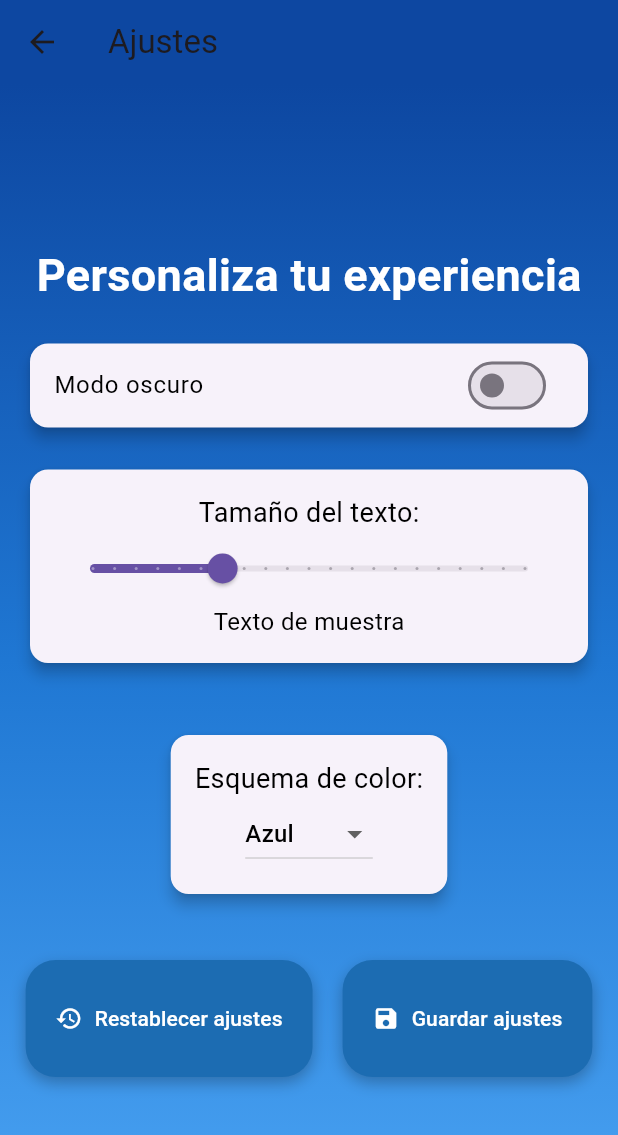
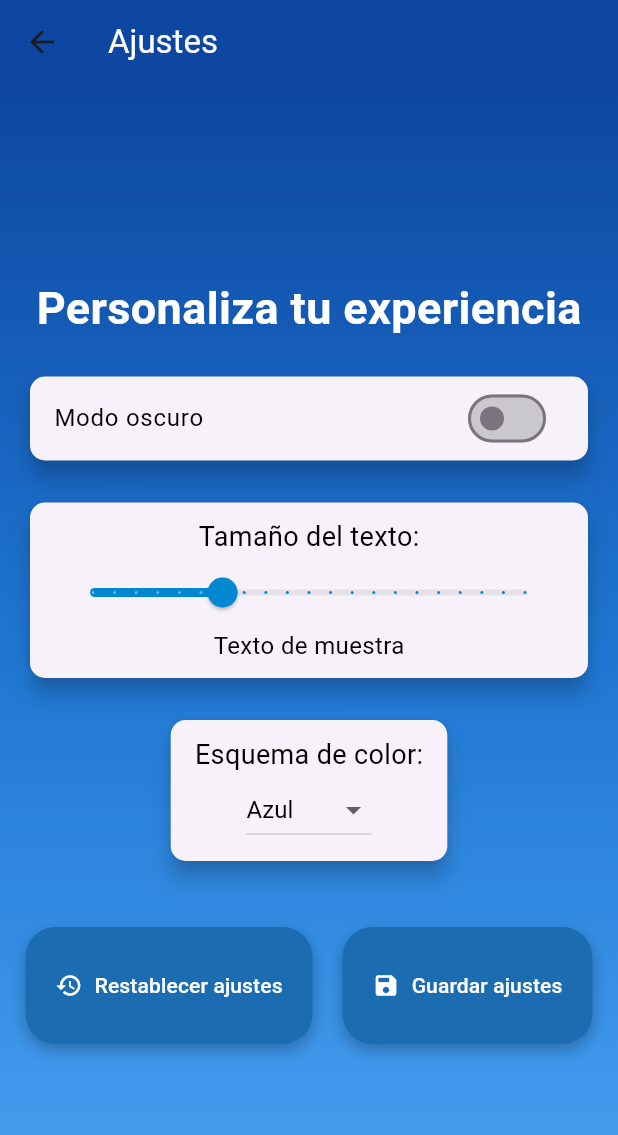
Before and after one commit to Jotaoesee/actividad3_app, a Flutter app: the Ajuste screen opened by its route, on a phone screen of 412 x 824 dp. Shown: the top 1135 px of the screen. Run offline on Flutter 3.47's test engine with Material 3 defaults, Android fonts, the light colour scheme and no system bars; our stand-ins replace cloud_firestore, firebase_auth, firebase_core, firebase_storage, font_awesome_flutter, geolocator and 1 more; missing offline and left inert: image_picker_web; accounts and stored records are empty.

Commit message:
hago cambios visuales en mi pantalla de inicio

```diff
--- a/lib/main.dart
+++ b/lib/main.dart
@@ -32,7 +32,7 @@ class MyApp extends StatelessWidget {
       ),
       initialRoute: '/splash', // Ruta inicial ahora es la pantalla Splash
       routes: {
-        '/splash': (context) => const Home(),
+        '/splash': (context) =>  Splash(),
         '/inicio': (context) => const InicioSesion(),
         '/registro': (context) => Registro(),
         '/home': (context) => const Home(),
--- a/lib/pantallas/ajuste.dart
+++ b/lib/pantallas/ajuste.dart
@@ -59,14 +59,14 @@ class _AjusteState extends State<Ajuste> {
         brightness: _modoOscuro ? Brightness.dark : Brightness.light,
         primaryColor: fondoColor,
         textTheme: TextTheme(
-          bodyMedium: TextStyle(color: textoColor),
+          bodyMedium: TextStyle(color: textoColor, fontFamily: 'Roboto'),
+          titleMedium: TextStyle(color: Colors.white, fontFamily: 'Roboto'),
         ),
       ),
       child: Scaffold(
         appBar: AppBar(
-          title: const Text("Ajustes"),
-          backgroundColor: fondoColor,
-        ),
+            title: const Text("Ajustes", style: TextStyle(color: Colors.white),),
+            backgroundColor: fondoColor),
         body: Container(
           decoration: BoxDecoration(
             gradient: LinearGradient(
@@ -83,41 +83,49 @@ class _AjusteState extends State<Ajuste> {
                 const Text(
                   'Personaliza tu experiencia',
                   style: TextStyle(
-                    fontSize: 30,
-                    fontWeight: FontWeight.bold,
-                    color: Colors.white,
+                      fontSize: 30,
+                      fontWeight: FontWeight.bold,
+                      color: Colors.white,
+                      fontFamily: 'Roboto'
                   ),
                 ),
                 const SizedBox(height: 20),
                 // Modo oscuro
                 Card(
+                  elevation: 6,
                   shape: RoundedRectangleBorder(
-                    borderRadius: BorderRadius.circular(12),
+                    borderRadius: BorderRadius.circular(10),
                   ),
-                  elevation: 4,
                   child: SwitchListTile(
                     title: Text(
                       'Modo oscuro',
-                      style: TextStyle(color: textoColor),
+                      style: TextStyle(color: textoColor, fontFamily: 'Roboto'),
                     ),
                     value: _modoOscuro,
                     onChanged: _cambiarTema,
+                    activeColor: const Color(0xFF0288D1),
+                    trackColor: MaterialStateProperty.resolveWith<Color>((states) {
+                      if (states.contains(MaterialState.selected)) {
+                        return const Color(0xFF0288D1).withOpacity(0.7);
+                      }
+                      return  Colors.grey.withOpacity(0.5);
+                    }),
                   ),
                 ),
                 const SizedBox(height: 20),
                 // Tamaño del texto
                 Card(
+                  elevation: 6,
                   shape: RoundedRectangleBorder(
-                    borderRadius: BorderRadius.circular(12),
+                    borderRadius: BorderRadius.circular(10),
                   ),
-                  elevation: 4,
                   child: Padding(
-                    padding: const EdgeInsets.all(16.0),
+                    padding: const EdgeInsets.symmetric(vertical: 10, horizontal: 16),
                     child: Column(
                       children: [
                         Text(
                           'Tamaño del texto:',
-                          style: TextStyle(fontSize: 18, color: textoColor),
+                          style: TextStyle(fontSize: 18, color: textoColor, fontFamily: 'Roboto'),
                         ),
                         Slider(
                           value: _tamanoTexto,
@@ -130,29 +138,31 @@ class _AjusteState extends State<Ajuste> {
                               _tamanoTexto = nuevoValor;
                             });
                           },
+                          activeColor: const Color(0xFF0288D1),
+                          thumbColor: const Color(0xFF0288D1),
                         ),
                         Text(
                           'Texto de muestra',
-                          style: TextStyle(fontSize: _tamanoTexto, color: textoColor),
+                          style: TextStyle(fontSize: _tamanoTexto, color: textoColor, fontFamily: 'Roboto'),
                         ),
                       ],
                     ),
                   ),
                 ),
-                const SizedBox(height: 40),
+                const SizedBox(height: 20),
                 // Esquema de color
                 Card(
+                  elevation: 6,
                   shape: RoundedRectangleBorder(
-                    borderRadius: BorderRadius.circular(12),
+                    borderRadius: BorderRadius.circular(10),
                   ),
-                  elevation: 4,
                   child: Padding(
-                    padding: const EdgeInsets.all(16.0),
+                    padding: const EdgeInsets.symmetric(vertical: 10, horizontal: 16),
                     child: Column(
                       children: [
                         Text(
                           'Esquema de color:',
-                          style: TextStyle(fontSize: 18, color: textoColor),
+                          style: TextStyle(fontSize: 18, color: textoColor, fontFamily: 'Roboto'),
                         ),
                         DropdownButton<String>(
                           value: _esquemaColor,
@@ -167,10 +177,12 @@ class _AjusteState extends State<Ajuste> {
                               value: value,
                               child: Text(
                                 value,
-                                style: TextStyle(fontSize: 16, color: textoColor),
+                                style: TextStyle(fontSize: 16, color: textoColor, fontFamily: 'Roboto'),
                               ),
                             );
                           }).toList(),
+                          dropdownColor: Colors.white,
+                          style:  TextStyle(fontSize: 16, color: textoColor, fontFamily: 'Roboto'),
                         ),
                       ],
                     ),
```
Also changed, not shown: lib/pantallas/inicio_sesion.dart (+46 -25 lines).
